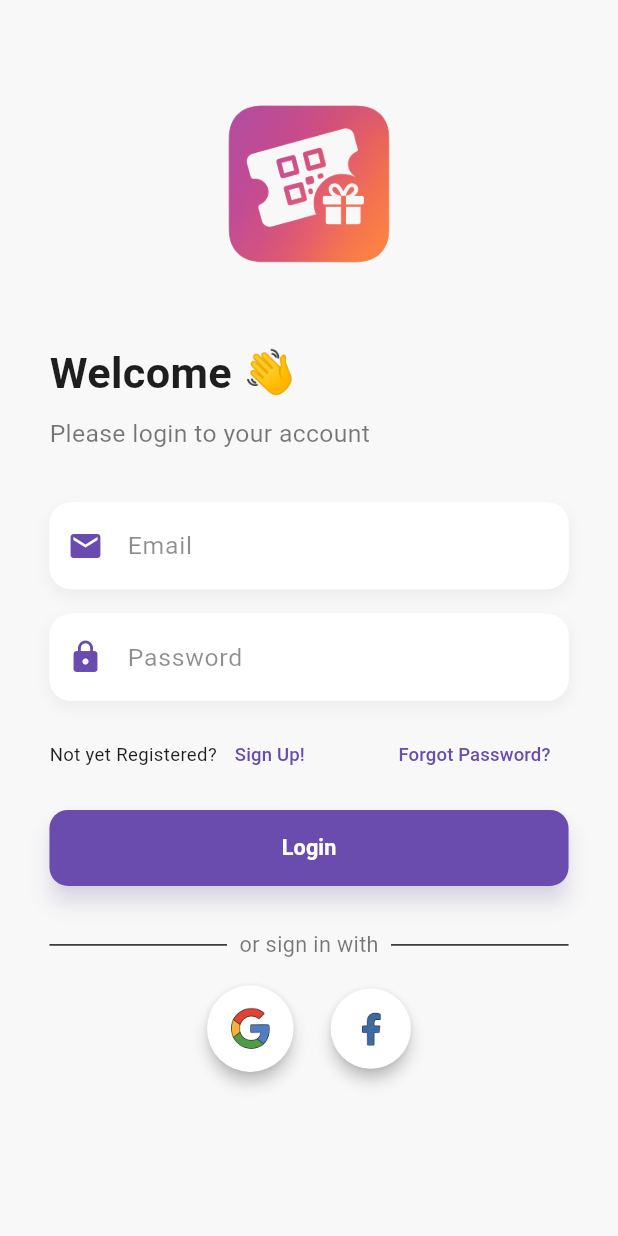
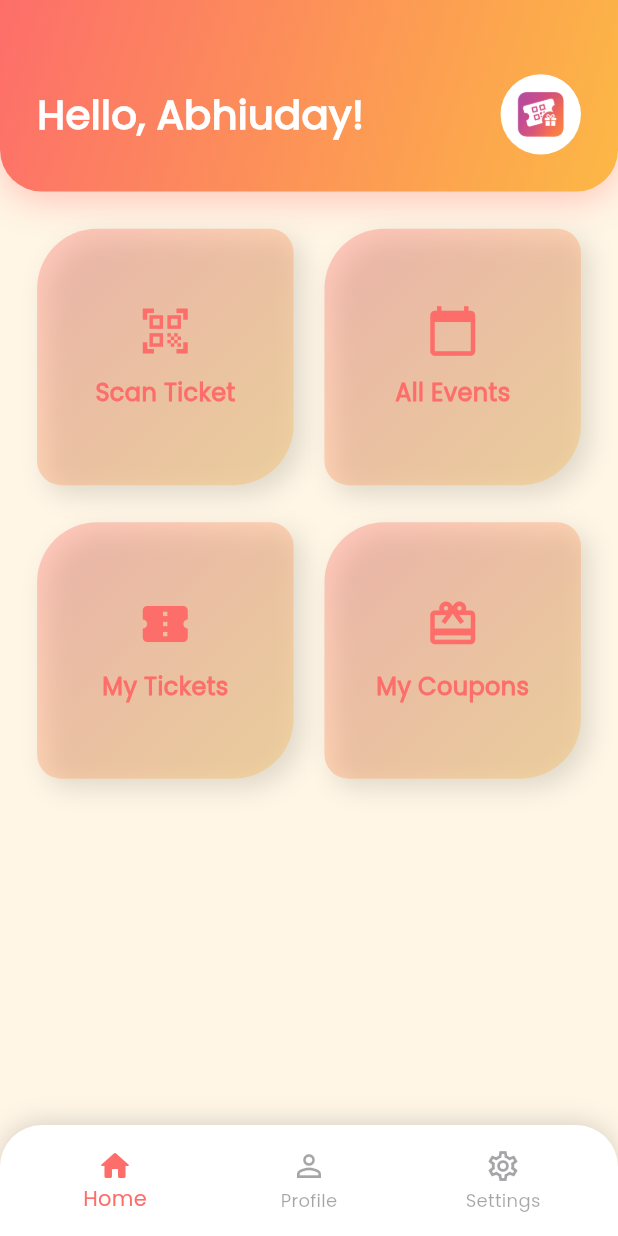
Before and after one commit to abhiuday2510/my-enrich, a Flutter app: the screen it shows after launch, after a tap on "Login", on a phone screen of 412 x 824 dp. Run offline on Flutter 3.47's test engine with Material 3 defaults, Android fonts, the phone set to English and light mode, and no system bars; our stand-ins replace go_router.

Commit message:
style(home): build initial home page

```diff
--- a/lib/core/constants/app_colors.dart
+++ b/lib/core/constants/app_colors.dart
@@ -2,22 +2,22 @@ import 'package:flutter/material.dart';
 
 class AppColors {
   static const lightColorScheme = ColorScheme.light(
-  primary: Color(0xFF6A4CAF),      // Your pastel purple
-  secondary: Color(0xFFFFD6A5),    // Soft peach
-  background: Color(0xFFF8F8F8),   // Off-white background
-  surface: Colors.white,
+    primary: Color(0xFFFD6E6A),
+    secondary: Color(0xFFFCB845),
+    background: Color(0xFFFFF6E6),
+    surface: Color(0xFFFFFFFF),
     onPrimary: Colors.white,
-  onSecondary: Color(0xFF1E1E1E),
-  onBackground: Color(0xFF1E1E1E),
-  onSurface: Color(0xFF1E1E1E),
+    onSecondary: Colors.black,
+    onBackground: Color(0xFF1D1B20),
+    onSurface: Color(0xFF1D1B20),
   );
 
   static const darkColorScheme = ColorScheme.dark(
-  primary: Color(0xFF8E73D2),      // Muted purple (for dark mode)
-  secondary: Color(0xFFFFC6A5),    // Muted peach
-  background: Color(0xFF1C1C1E),   // Near black
-  surface: Color(0xFF2C2C2E),
-  onPrimary: Colors.white,
+    primary: Color(0xFFFFB4A6),
+    secondary: Color(0xFFFFD685),
+    background: Color(0xFF1C1B1F),
+    surface: Color(0xFF2C2B30),
+    onPrimary: Colors.black,
     onSecondary: Colors.black,
     onBackground: Colors.white,
     onSurface: Colors.white,
--- a/lib/core/constants/app_theme.dart
+++ b/lib/core/constants/app_theme.dart
@@ -4,13 +4,13 @@ import 'app_colors.dart';
 class AppTheme {
   static ThemeData lightTheme = ThemeData(
     colorScheme: AppColors.lightColorScheme,
-    fontFamily: 'Roboto',
+    fontFamily: 'Poppins',
     useMaterial3: true,
   );
 
   static ThemeData darkTheme = ThemeData(
     colorScheme: AppColors.darkColorScheme,
-    fontFamily: 'Roboto',
+    fontFamily: 'Poppins',
     useMaterial3: true,
   );
 }
--- /dev/null
+++ b/lib/core/constants/fancy_button.dart
@@ -0,0 +1,65 @@
+import 'package:flutter/material.dart';
+
+class FancyButton extends StatelessWidget {
+  final String label;
+  final IconData icon;
+  const FancyButton({super.key, required this.label, required this.icon});
+
+  @override
+  Widget build(BuildContext context) {
+    final theme = Theme.of(context);
+    return AnimatedContainer(
+      duration: const Duration(milliseconds: 300),
+      padding: const EdgeInsets.symmetric(vertical: 18, horizontal: 14),
+      decoration: BoxDecoration(
+        gradient: LinearGradient(
+          colors: [
+            theme.colorScheme.primary.withOpacity(0.35),
+            theme.colorScheme.secondary.withOpacity(0.35)
+          ],
+          begin: Alignment.topLeft,
+          end: Alignment.bottomRight,
+        ),
+        shape: BoxShape.rectangle,
+        borderRadius: const BorderRadius.only(
+          topLeft: Radius.circular(40),
+          bottomRight: Radius.circular(40),
+          topRight: Radius.circular(16),
+          bottomLeft: Radius.circular(16),
+        ),
+        boxShadow: [
+          BoxShadow(
+            color: Colors.black.withOpacity(0.12),
+            blurRadius: 14,
+            offset: const Offset(6, 6),
+          )
+        ],
+      ),
+      child: Material(
+        color: Colors.transparent,
+        child: InkWell(
+          borderRadius: BorderRadius.circular(40),
+          splashColor: theme.colorScheme.primary.withOpacity(0.2),
+          highlightColor: Colors.transparent,
+          onTap: () {},
+          child: Column(
+            mainAxisSize: MainAxisSize.min,
+            mainAxisAlignment: MainAxisAlignment.center,
+            children: [
+              Icon(icon, size: 36, color: theme.colorScheme.primary),
+              const SizedBox(height: 12),
+              Text(
+                label,
+                style: TextStyle(
+                  fontSize: 16,
+                  fontWeight: FontWeight.bold,
+                  color: theme.colorScheme.primary,
+                ),
+              ),
+            ],
+          ),
+        ),
+      ),
+    );
+  }
+}
--- a/lib/features/auth/presentation/page/login_screen.dart
+++ b/lib/features/auth/presentation/page/login_screen.dart
@@ -105,7 +105,7 @@ class LoginScreen extends StatelessWidget {
                 PrimaryButton(
                   text: 'Login',
                   onPressed: () {
-                    // Handle login
+                    GoRouter.of(context).go('/home');
                   },
                 ),
 
--- /dev/null
+++ b/lib/features/home/presentation/page/home_screen.dart
@@ -0,0 +1,174 @@
+import 'package:flutter/material.dart';
+import 'package:my_enrich/core/constants/fancy_button.dart';
+
+class HomeScreen extends StatefulWidget {
+  const HomeScreen({super.key});
+
+  @override
+  State<HomeScreen> createState() => _HomeScreenState();
+}
+
+class _HomeScreenState extends State<HomeScreen> with SingleTickerProviderStateMixin {
+  bool _isExpanded = false;
+
+  void _togglePanel() {
+    setState(() {
+      _isExpanded = !_isExpanded;
+    });
+  }
+
+  @override
+  Widget build(BuildContext context) {
+    final theme = Theme.of(context);
+    final size = MediaQuery.of(context).size;
+    final w = size.width;
+    final h = size.height;
+
+    return Scaffold(
+      backgroundColor: theme.colorScheme.background,
+      body: Column(
+        children: [
+          GestureDetector(
+            onVerticalDragUpdate: (details) {
+              if (details.primaryDelta != null && details.primaryDelta! > 8) _togglePanel();
+              if (details.primaryDelta != null && details.primaryDelta! < -8) _togglePanel();
+            },
+            child: AnimatedSize(
+              duration: const Duration(milliseconds: 400),
+              curve: Curves.easeInOut,
+              child: Container(
+                width: double.infinity,
+                padding: EdgeInsets.fromLTRB(w * 0.06, h * 0.06, w * 0.06, h * 0.03),
+                decoration: BoxDecoration(
+                  gradient: LinearGradient(
+                    colors: [theme.colorScheme.primary, theme.colorScheme.secondary],
+                    begin: Alignment.topLeft,
+                    end: Alignment.bottomRight,
+                  ),
+                  borderRadius: const BorderRadius.vertical(bottom: Radius.circular(28)),
+                  boxShadow: [
+                    BoxShadow(
+                      color: theme.colorScheme.primary.withOpacity(0.35),
+                      blurRadius: 20,
+                      offset: const Offset(0, 6),
+                    ),
+                  ],
+                ),
+                child: Column(
+                  crossAxisAlignment: CrossAxisAlignment.start,
+                  children: [
+                    Row(
+                      mainAxisAlignment: MainAxisAlignment.spaceBetween,
+                      children: [
+                        Text(
+                          'Hello, Abhiuday!',
+                          style: TextStyle(
+                            fontSize: w * 0.065,
+                            fontWeight: FontWeight.w700,
+                            color: theme.colorScheme.onPrimary,
+                          ),
+                        ),
+                        Column(
+                          children: [
+                            CircleAvatar(
+                              radius: w * 0.065,
+                              backgroundColor: theme.colorScheme.surface,
+                              child: Padding(
+                                padding: const EdgeInsets.all(6.0),
+                                child: Image.asset('assets/icon/icon.png'),
+                              ),
+                            ),
+                          ],
+                        )
+                      ],
+                    ),
+                    if (_isExpanded) ...[
+                      const SizedBox(height: 20),
+                      Row(
+                        children: [
+                          CircleAvatar(
+                            radius: 32,
+                            backgroundColor: theme.colorScheme.surface,
+                            child: Icon(Icons.person, size: 32, color: theme.colorScheme.onSurface),
+                          ),
+                          const SizedBox(width: 16),
+                          Column(
+                            crossAxisAlignment: CrossAxisAlignment.start,
+                            children: [
+                              Text('Abhiuday Ojha', style: TextStyle(fontSize: 16, fontWeight: FontWeight.bold, color: theme.colorScheme.onPrimary)),
+                              const SizedBox(height: 4),
+                              Text('abhiuday@example.com', style: TextStyle(fontSize: 14, color: theme.colorScheme.onPrimary.withOpacity(0.85))),
+                            ],
+                          )
+                        ],
+                      ),
+                      const SizedBox(height: 16),
+                      Row(
+                        children: [
+                          Icon(Icons.card_giftcard, color: theme.colorScheme.onPrimary),
+                          const SizedBox(width: 6),
+                          Text('5 Coupons', style: TextStyle(color: theme.colorScheme.onPrimary)),
+                        ],
+                      ),
+                    ]
+                  ],
+                ),
+              ),
+            ),
+          ),
+          Expanded(
+            child: Padding(
+              padding: EdgeInsets.all(w * 0.06),
+              child: GridView(
+                gridDelegate: SliverGridDelegateWithFixedCrossAxisCount(
+                  crossAxisCount: 2,
+                  crossAxisSpacing: w * 0.05,
+                  mainAxisSpacing: h * 0.03,
+                ),
+                children: const [
+                  FancyButton(label: 'Scan Ticket', icon: Icons.qr_code_scanner),
+                  FancyButton(label: 'All Events', icon: Icons.calendar_today),
+                  FancyButton(label: 'My Tickets', icon: Icons.confirmation_number),
+                  FancyButton(label: 'My Coupons', icon: Icons.card_giftcard),
+                ],
+              ),
+            ),
+          ),
+        ],
+      ),
+      bottomNavigationBar: Container(
+        decoration: BoxDecoration(
+          color: Colors.white,
+          boxShadow: [
+            BoxShadow(
+              color: Colors.black.withOpacity(0.15),
+              blurRadius: 14,
+              offset: const Offset(0, -2),
+            ),
+          ],
+          borderRadius: const BorderRadius.only(
+            topLeft: Radius.circular(28),
+            topRight: Radius.circular(28),
+          ),
+        ),
+        child: Padding(
+          padding: const EdgeInsets.symmetric(horizontal: 12, vertical: 8),
+          child: BottomNavigationBar(
+            backgroundColor: Colors.transparent,
+            elevation: 0,
+            selectedItemColor: theme.colorScheme.primary,
+            unselectedItemColor: theme.colorScheme.onBackground.withOpacity(0.4),
+            type: BottomNavigationBarType.fixed,
+            items: const [
+              BottomNavigationBarItem(icon: Icon(Icons.home_rounded), label: 'Home'),
+              BottomNavigationBarItem(icon: Icon(Icons.person_outline), label: 'Profile'),
+              BottomNavigationBarItem(icon: Icon(Icons.settings_outlined), label: 'Settings'),
+            ],
+            currentIndex: 0,
+            onTap: (index) {},
+          ),
+        ),
+      ),
+    );
+  }
+}
--- a/lib/routes.dart
+++ b/lib/routes.dart
@@ -1,6 +1,7 @@
 import 'package:go_router/go_router.dart';
 import 'package:my_enrich/features/auth/presentation/page/login_screen.dart';
 import 'package:my_enrich/features/auth/presentation/page/signup_screen.dart';
+import 'package:my_enrich/features/home/presentation/page/home_screen.dart';
 import 'package:my_enrich/features/splash/presentation/splash_screen.dart';
 
 final GoRouter router = GoRouter(
@@ -9,5 +10,6 @@ final GoRouter router = GoRouter(
     GoRoute(path: '/', builder: (context, state) => const SplashScreen()),
     GoRoute(path: '/login', builder: (context, state) => const LoginScreen()),
     GoRoute(path: '/signup', builder: (context, state) => const SignUpScreen()),
+    GoRoute(path: '/home', builder: (context, state) => const HomeScreen()),
   ],
 );
```
Also changed, not shown: pubspec.yaml (+4 -4 lines), assets/fonts/Poppins/Poppins-Regular.ttf (added). Lines whose indentation alone changed are shown as unchanged.
